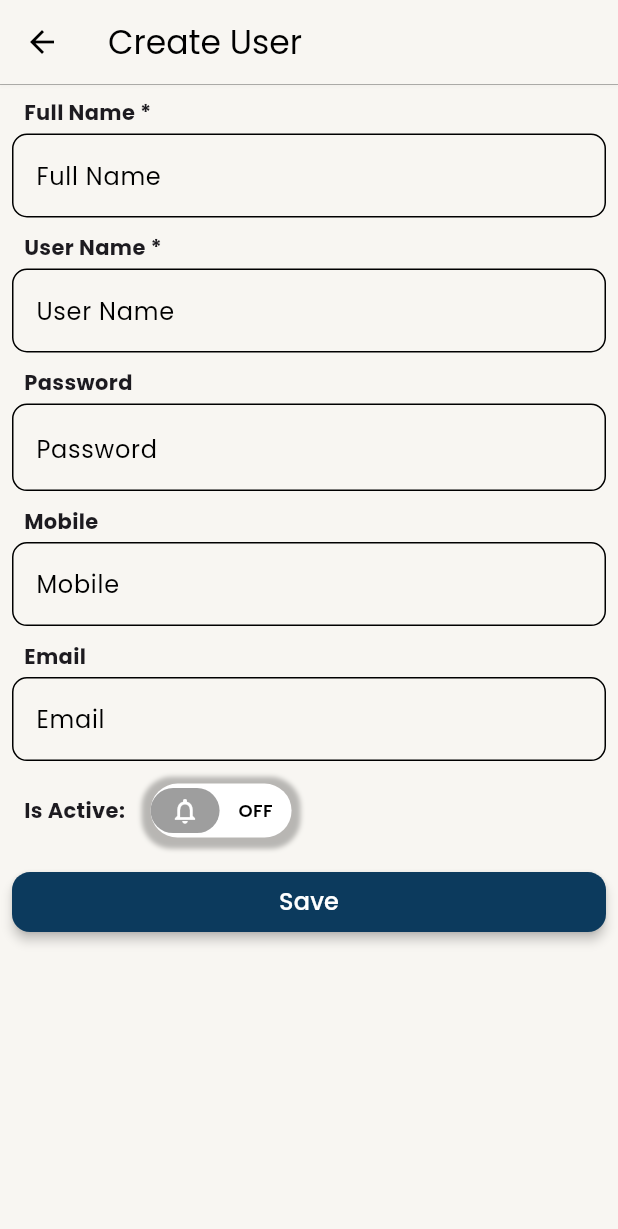
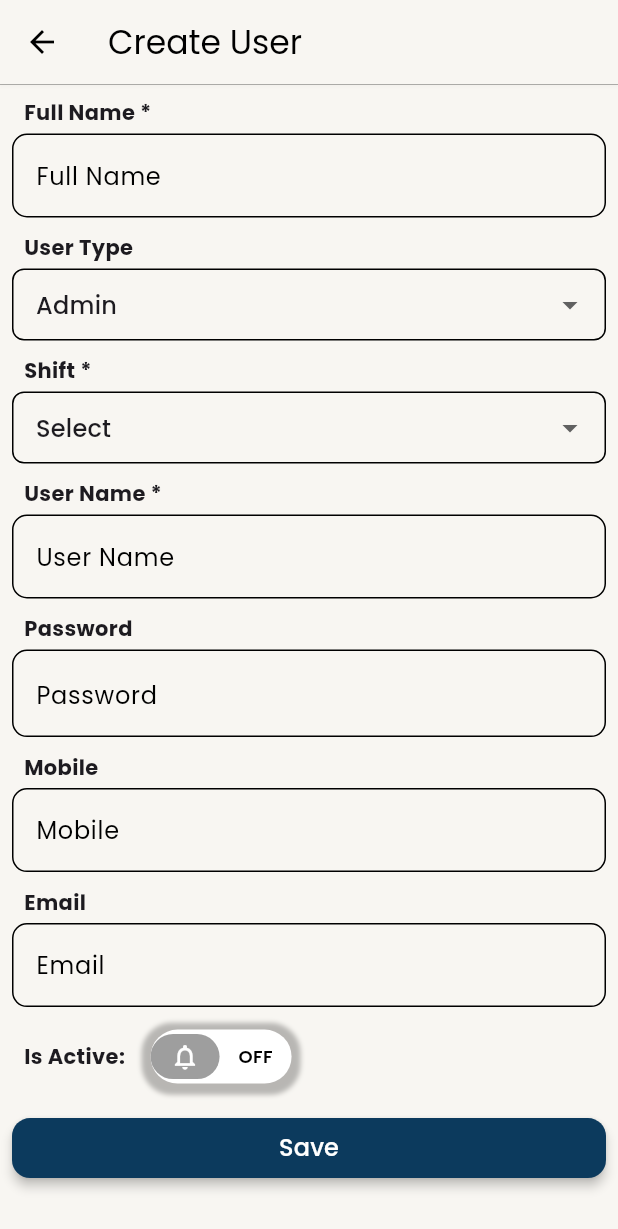
Before and after one commit to ParthDhankecha/trackweaving-app, a Flutter app: the AddUpdateUsersScreen screen opened directly, on a phone screen of 412 x 824 dp. Shown: the top 1229 px of the screen. Run offline on Flutter 3.47's test engine with Material 3 defaults, Android fonts, the phone set to English and light mode, and no system bars; drawn by our look-alikes of animated_toggle_switch; our stand-ins replace firebase_core, firebase_messaging, flutter_local_notifications, flutter_svg, get, google_fonts and 5 more; missing offline and left inert: blinker; accounts and stored records are empty; network calls fail; project files that could hold a hidden picture were left out.

Commit message:
user type master added with shift

```diff
--- a/lib/controllers/login_controllers.dart
+++ b/lib/controllers/login_controllers.dart
@@ -65,10 +65,10 @@ class LoginControllers extends GetxController implements GetxService {
     }
   }
 
-  void logout() {
+  void logout() async {
+    await repo.deleFcmToken();
     sp.userToken = '';
     sp.fcmToken = '';
-    repo.deleFcmToken();
     sp.clearAll();
     Get.offAll(() => LoginScreen());
   }
--- a/lib/controllers/users_controller.dart
+++ b/lib/controllers/users_controller.dart
@@ -1,10 +1,12 @@
 import 'dart:developer';
 
 import 'package:get/get.dart';
+import 'package:trackweaving/models/shift_types_model.dart';
 import 'package:trackweaving/models/users_list_response.dart';
 import 'package:trackweaving/repository/api_exception.dart';
 import 'package:trackweaving/repository/users_repository.dart';
 import 'package:trackweaving/screens/auth_screens/login_screen.dart';
+import 'package:trackweaving/utils/app_const.dart';
 import 'package:trackweaving/utils/shared_pref.dart';
 
 class UsersController extends GetxController implements GetxService {
@@ -15,6 +17,37 @@ class UsersController extends GetxController implements GetxService {
   RxList<UserModel> usersList = RxList();
 
   RxString userId = ''.obs;
+
+  List<String> userTypes = ['admin', 'master'];
+  //admin == 1, master == 2
+
+  RxInt selectedUserTypeIndex = 0.obs;
+
+  List<ShiftTypesModel> shiftTypeList = [
+    ShiftTypesModel(type: 'select', title: 'Select'),
+    ShiftTypesModel(type: 'day', title: 'day_shift'),
+    ShiftTypesModel(type: 'night', title: 'night_shift'),
+  ];
+  Rx<ShiftTypesModel> selectedShiftType = ShiftTypesModel(
+    type: 'select',
+    title: 'Select',
+  ).obs;
+
+  changeShiftType(ShiftTypesModel? model) {
+    selectedShiftType.value = model ?? shiftTypeList.first;
+  }
+
+  //for apis call
+  int getUserRoleType() {
+    log('Selected User Type Index: ${selectedUserTypeIndex.value}');
+    switch (selectedUserTypeIndex.value) {
+      case 1:
+        return AppConst.masterUser;
+
+      default:
+        return AppConst.adminUser;
+    }
+  }
 
   getUserType() {
     log('User Type: ${sp.userType}');
@@ -52,6 +85,8 @@ class UsersController extends GetxController implements GetxService {
     required String email,
     required String mobile,
     required bool isActive,
+    required int shiftType,
+    required int userType,
   }) async {
     try {
       isLoading.value = true;
@@ -62,11 +97,14 @@ class UsersController extends GetxController implements GetxService {
         email: email,
         mobile: mobile,
         isActive: isActive,
+        shiftType: shiftType,
+        userType: userType,
       );
       if (isCreated) {
         getUsersList(); // Refresh the list after creation
       }
     } on ApiException catch (e) {
+      log('Error creating user: $e');
       switch (e.statusCode) {
         case 401:
           Get.offAll(() => LoginScreen());
@@ -88,6 +126,8 @@ class UsersController extends GetxController implements GetxService {
     required String email,
     required String mobile,
     required bool isActive,
+    required int shiftType,
+    required int userType,
   }) async {
     try {
       isLoading.value = true;
@@ -99,12 +139,15 @@ class UsersController extends GetxController implements GetxService {
         email: email,
         mobile: mobile,
         isActive: isActive,
+        shiftType: shiftType,
+        userType: userType,
       );
       if (isCreated) {
         Get.back();
         getUsersList(); // Refresh the list after creation
       }
     } on ApiException catch (e) {
+      log('Error updating user: $e');
       switch (e.statusCode) {
         case 401:
           Get.offAll(() => LoginScreen());
--- a/lib/models/users_list_response.dart
+++ b/lib/models/users_list_response.dart
@@ -44,15 +44,18 @@ class UserModel {
   String mobile;
   String email;
   bool isActive;
+  String? shift;
+  int? userType;
 
   UserModel({
     required this.id,
     required this.fullname,
-
     required this.userName,
     required this.mobile,
     required this.email,
     required this.isActive,
+    this.shift,
+    this.userType,
   });
 
   factory UserModel.fromMap(Map<String, dynamic> json) => UserModel(
@@ -63,6 +66,12 @@ class UserModel {
     mobile: json["mobile"],
     email: json["email"],
     isActive: json["isActive"],
+    shift: json["shift"] == 0
+        ? 'day'
+        : json["shift"] == 1
+        ? 'night'
+        : null,
+    userType: json["userType"],
   );
 
   Map<String, dynamic> toMap() => {
--- a/lib/repository/api_client.dart
+++ b/lib/repository/api_client.dart
@@ -52,6 +52,8 @@ class ApiClient extends GetxService {
               .timeout(Duration(seconds: 15));
       }
 
+      log('res: ${response.body}');
+
       switch (response.statusCode) {
         case 200:
         case 201:
--- a/lib/repository/users_repository.dart
+++ b/lib/repository/users_repository.dart
@@ -35,6 +35,8 @@ class UsersRepository extends GetxService {
     required String password,
     String? email,
     String? mobile,
+    required int shiftType,
+    required int userType,
     bool isActive = true,
   }) async {
     final body = {
@@ -44,6 +46,8 @@ class UsersRepository extends GetxService {
       "email": email,
       "mobile": mobile,
       "isActive": isActive,
+      "shift": shiftType,
+      "userType": userType,
     };
 
     final response = await apiClient.request(
@@ -65,6 +69,8 @@ class UsersRepository extends GetxService {
     String? email,
     String? mobile,
     bool isActive = true,
+    int? shiftType,
+    int? userType,
   }) async {
     final body = {
       "fullname": fullname,
@@ -73,6 +79,8 @@ class UsersRepository extends GetxService {
       if (email != null) "email": email,
       if (mobile != null) "mobile": mobile,
       "isActive": isActive,
+      "shift": shiftType,
+      "userType": userType,
     };
 
     final response = await apiClient.request(
--- a/lib/screens/settings_screen/users/add_update_user_screen.dart
+++ b/lib/screens/settings_screen/users/add_update_user_screen.dart
@@ -4,10 +4,16 @@ import 'package:flutter/material.dart';
 import 'package:trackweaving/common_widgets/custom_progress_btn_.dart';
 import 'package:trackweaving/common_widgets/main_btn.dart';
 import 'package:get/get.dart';
+import 'package:trackweaving/common_widgets/show_error_snackbar.dart';
 import 'package:trackweaving/controllers/users_controller.dart';
+import 'package:trackweaving/models/login_auth_model.dart';
 import 'package:trackweaving/models/users_list_response.dart';
+import 'package:trackweaving/screens/settings_screen/shift_comments/widgets/shift_dropdown.dart';
 import 'package:trackweaving/screens/settings_screen/users/widgets/user_active_switch.dart';
+import 'package:trackweaving/screens/settings_screen/users/widgets/user_shift_dropdown.dart';
+import 'package:trackweaving/screens/settings_screen/users/widgets/user_type_dropdown.dart';
 import 'package:trackweaving/utils/app_colors.dart';
+import 'package:trackweaving/utils/app_const.dart';
 
 class AddUpdateUsersScreen extends StatefulWidget {
   final UserModel? userModel;
@@ -30,16 +36,31 @@ class _AddUpdateUsersScreenState extends State<AddUpdateUsersScreen> {
 
   GlobalKey<FormState> formKey = GlobalKey();
 
+  int currentUserTypeIndex = 0;
+
   @override
   void initState() {
     super.initState();
-
+    currentUserTypeIndex = controller.getUserType();
     if (widget.userModel != null) {
       userFullNameController.text = widget.userModel?.fullname ?? '';
       userNameController.text = widget.userModel?.userName ?? '';
       userEmailController.text = widget.userModel?.email ?? '';
       userMobileController.text = widget.userModel?.mobile ?? '';
       isActive.value = widget.userModel?.isActive ?? false;
+      log('Editing User type: ${widget.userModel?.userType}');
+      controller.selectedUserTypeIndex.value =
+          widget.userModel?.userType == AppConst.masterUser ? 1 : 0;
+
+      if (widget.userModel?.shift == 'day') {
+        controller.changeShiftType(controller.shiftTypeList[1]);
+      } else if (widget.userModel?.shift == 'night') {
+        controller.changeShiftType(controller.shiftTypeList[2]);
+      } else {
+        controller.changeShiftType(controller.shiftTypeList.first);
+      }
+    } else {
+      controller.changeShiftType(controller.shiftTypeList.first);
     }
   }
 
@@ -76,6 +97,54 @@ class _AddUpdateUsersScreenState extends State<AddUpdateUsersScreen> {
                         },
                       ),
                       SizedBox(height: 10),
+                      if (currentUserTypeIndex != AppConst.masterUser)
+                        Column(
+                          children: [
+                            Obx(
+                              () => controller.userTypes.isEmpty
+                                  ? SizedBox.shrink()
+                                  : UserTypeDropdown(
+                                      title: 'user_type'.tr,
+                                      items: controller.userTypes,
+                                      onChanged: (value) {
+                                        if (value != null) {
+                                          log('Selected User Type: $value');
+                                          int selectedIndex = controller
+                                              .userTypes
+                                              .indexOf(value);
+                                          if (selectedIndex < 0) {
+                                            selectedIndex = 0;
+                                          }
+                                          controller
+                                                  .selectedUserTypeIndex
+                                                  .value =
+                                              selectedIndex;
+
+                                          log(
+                                            'User Role Type: ${controller.getUserRoleType()}',
+                                          );
+                                        }
+                                      },
+                                      selectedValue:
+                                          controller.userTypes[controller
+                                              .selectedUserTypeIndex
+                                              .value],
+                                    ),
+                            ),
+                            SizedBox(height: 10),
+                          ],
+                        ),
+
+                      UserShiftDropdown(
+                        title: 'shift'.tr,
+                        items: controller.shiftTypeList,
+                        selectedValue: controller.selectedShiftType.value,
+                        onChanged: (value) {
+                          controller.changeShiftType(value);
+                        },
+                      ),
+                      SizedBox(height: 10),
+
                       _buildPhoneField(
                         title: "${'user_name'.tr} *",
                         hintText: 'user_name'.tr,
@@ -178,8 +247,19 @@ class _AddUpdateUsersScreenState extends State<AddUpdateUsersScreen> {
   }
 
   void onSaveOrUpdate() {
+    if (controller.selectedShiftType.value.type == 'select') {
+      showErrorSnackbar('Please select a valid shift type');
+      return;
+    }
+
+    int userType = controller
+        .getUserRoleType(); // Get user type from controller
     if (widget.userModel == null) {
       // Create new user
+
+      int shiftType = controller.selectedShiftType.value.type == 'day'
+          ? AppConst.dayShift
+          : AppConst.nightShift; // Get shift type from
       controller
           .createUser(
             fullname: userFullNameController.text.trim(),
@@ -187,6 +267,8 @@ class _AddUpdateUsersScreenState extends State<AddUpdateUsersScreen> {
             password: userPasswordController.text.trim(),
             email: userEmailController.text.trim(),
             mobile: userMobileController.text.trim(),
+            shiftType: shiftType,
+            userType: userType,
             isActive: isActive.value,
           )
           .then((success) {
@@ -206,6 +288,10 @@ class _AddUpdateUsersScreenState extends State<AddUpdateUsersScreen> {
             email: userEmailController.text.trim(),
             mobile: userMobileController.text.trim(),
             isActive: isActive.value,
+            userType: userType,
+            shiftType: controller.selectedShiftType.value.type == 'day'
+                ? AppConst.dayShift
+                : AppConst.nightShift,
           )
           .then((success) {
             log('User update success: $success');
--- /dev/null
+++ b/lib/screens/settings_screen/users/widgets/user_shift_dropdown.dart
@@ -0,0 +1,52 @@
+import 'package:flutter/material.dart';
+import 'package:trackweaving/models/shift_types_model.dart';
+import 'package:get/get.dart';
+
+class UserShiftDropdown extends StatelessWidget {
+  final String title;
+  final ShiftTypesModel? selectedValue;
+  final List<ShiftTypesModel> items;
+  final ValueChanged<ShiftTypesModel?> onChanged;
+  const UserShiftDropdown({
+    super.key,
+    required this.title,
+    this.selectedValue,
+    required this.items,
+    required this.onChanged,
+  });
+
+  @override
+  Widget build(BuildContext context) {
+    ShiftTypesModel initialValue = selectedValue ?? items.first;
+
+    return Column(
+      crossAxisAlignment: CrossAxisAlignment.start,
+      children: [
+        Padding(
+          padding: const EdgeInsets.only(left: 8.0, bottom: 4.0),
+          child: Text(
+            '$title *',
+            style: const TextStyle(fontWeight: FontWeight.bold, fontSize: 14),
+          ),
+        ),
+        DropdownButtonFormField<ShiftTypesModel>(
+          initialValue: initialValue,
+          decoration: const InputDecoration(
+            border: OutlineInputBorder(
+              borderRadius: BorderRadius.all(Radius.circular(8.0)),
+              borderSide: BorderSide(color: Colors.grey),
+            ),
+            contentPadding: EdgeInsets.symmetric(horizontal: 12, vertical: 8),
+          ),
+          items: items.map((ShiftTypesModel value) {
+            return DropdownMenuItem<ShiftTypesModel>(
+              value: value,
+              child: Text(value.title.tr),
+            );
+          }).toList(),
+          onChanged: onChanged,
+        ),
+      ],
+    );
+  }
+}
--- /dev/null
+++ b/lib/screens/settings_screen/users/widgets/user_type_dropdown.dart
@@ -0,0 +1,53 @@
+import 'package:flutter/material.dart';
+import 'package:get/get.dart';
+
+class UserTypeDropdown extends StatelessWidget {
+  final String title;
+  final String? selectedValue;
+  final List<String> items;
+  final ValueChanged<String?> onChanged;
+  const UserTypeDropdown({
+    super.key,
+    required this.title,
+    this.selectedValue,
+    required this.items,
+    required this.onChanged,
+  });
+
+  @override
+  Widget build(BuildContext context) {
+    var dropdownItems = items;
+
+    var initialValue = selectedValue ?? dropdownItems.first;
+
+    return Column(
+      crossAxisAlignment: CrossAxisAlignment.start,
+      children: [
+        Padding(
+          padding: const EdgeInsets.only(left: 8.0, bottom: 4.0),
+          child: Text(
+            title,
+            style: const TextStyle(fontWeight: FontWeight.bold, fontSize: 14),
+          ),
+        ),
+        DropdownButtonFormField<String>(
+          initialValue: initialValue,
+          decoration: const InputDecoration(
+            border: OutlineInputBorder(
+              borderRadius: BorderRadius.all(Radius.circular(8.0)),
+              borderSide: BorderSide(color: Colors.grey),
+            ),
+            contentPadding: EdgeInsets.symmetric(horizontal: 12, vertical: 8),
+          ),
+          items: dropdownItems.map((String value) {
+            return DropdownMenuItem<String>(
+              value: value,
+              child: Text(value.tr),
+            );
+          }).toList(),
+          onChanged: onChanged,
+        ),
+      ],
+    );
+  }
+}
--- a/lib/utils/app_const.dart
+++ b/lib/utils/app_const.dart
@@ -65,4 +65,8 @@ class AppConst {
   //shift types
   static int dayShift = 0;
   static int nightShift = 1;
+
+  //user types
+  static int adminUser = 1;
+  static int masterUser = 2;
 }
--- a/lib/utils/internationalization.dart
+++ b/lib/utils/internationalization.dart
@@ -128,6 +128,10 @@ class AppTranslations extends Translations {
       'update_now': 'Update Now',
       'current_version': 'Current Version',
       'latest_version': 'Latest Version',
+
+      'user_type': 'User Type',
+      'admin': 'Admin',
+      'master': 'Master',
     },
     'hi_IN': {
       'language_change': 'भाषा बदलें',
@@ -248,6 +252,17 @@ class AppTranslations extends Translations {
       'machine_max_limit': 'मशीन अधिकतम सीमा',
       'enter_machine_max_limit': 'मशीन अधिकतम सीमा दर्ज करें',
       'machine_company_name': 'मशीन कंपनी का नाम',
+
+      //app update
+      'app_update': 'ऐप अपडेट',
+      'new_version_available':
+          'नया संस्करण उपलब्ध है। जारी रखने के लिए कृपया ऐप अपडेट करें।',
+      'update_now': 'अभी अपडेट करें',
+      'current_version': 'वर्तमान संस्करण',
+      'latest_version': 'नवीनतम संस्करण',
+      'user_type': 'उपयोगकर्ता प्रकार',
+      'admin': 'प्रशासक',
+      'master': 'मास्टर',
     },
     'gu_IN': {
       'language_change': 'ભાષા બદલો',
@@ -367,6 +382,16 @@ class AppTranslations extends Translations {
       'machine_max_limit': 'મશીનની મહત્તમ મર્યાદા',
       'enter_machine_max_limit': 'મશીનની મહત્તમ મર્યાદા દાખલ કરો',
       'machine_company_name': 'મશીન કંપનીનું નામ',
+      //app update
+      'app_update': 'એપ્લિકેશન અપડેટ',
+      'new_version_available':
+          'નવું સંસ્કરણ ઉપલબ્ધ છે. એપ્લિકેશન ચાલુ રાખવા માટે કૃપા કરીને અપડેટ કરો.',
+      'update_now': 'હવે અપડેટ કરો',
+      'current_version': 'વર્તમાન સંસ્કરણ',
+      'latest_version': 'નવતર સંસ્કરણ',
+      'user_type': 'વપરાશકર્તા પ્રકાર',
+      'admin': 'એડમિન',
+      'master': 'માસતર',
     },
   };
 }
```
